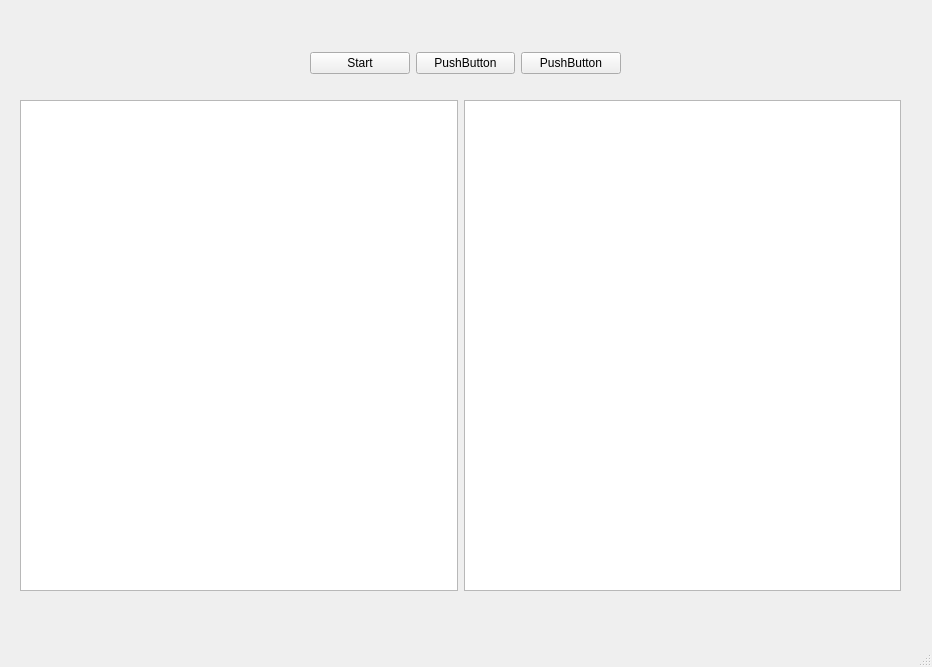
Above: mainwindow.ui from phong-nt-990/myOCR_prototype before the change. Below: the same form after it.
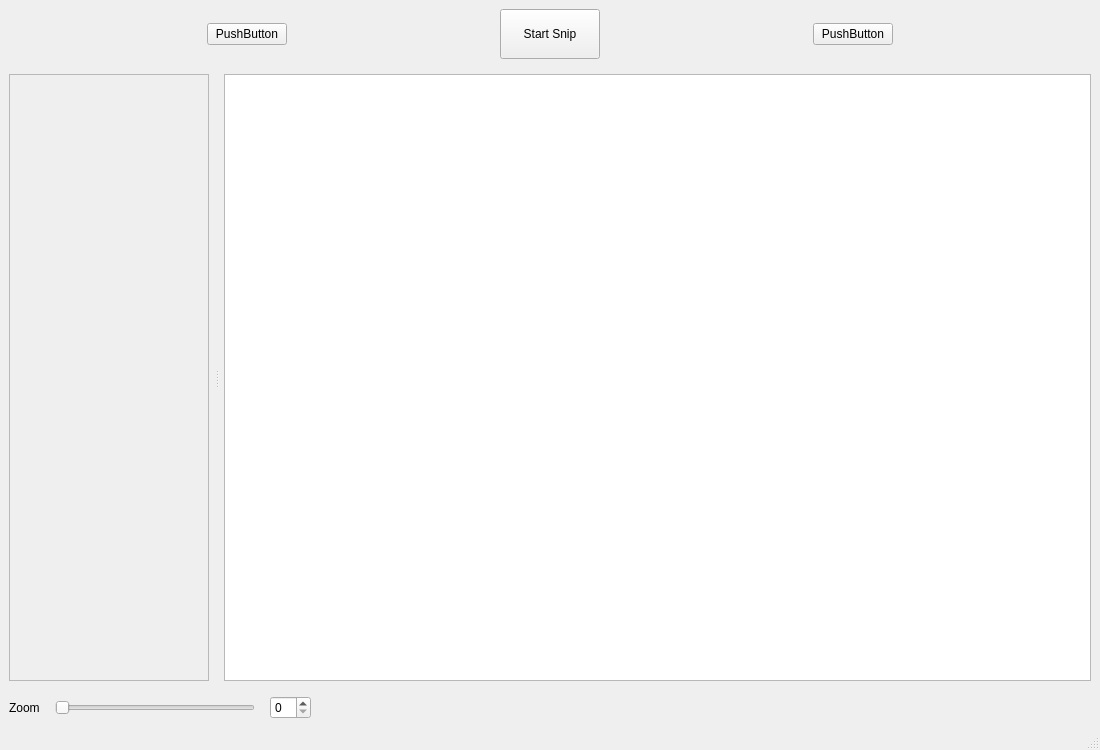
That is the form after the change.

Commit message: fix image show

The edit to the form file:
```diff
--- a/mainwindow.ui
+++ b/mainwindow.ui
@@ -6,31 +6,93 @@
    <rect>
     <x>0</x>
     <y>0</y>
-    <width>932</width>
-    <height>667</height>
+    <width>1100</width>
+    <height>750</height>
    </rect>
   </property>
+  <property name="minimumSize">
+   <size>
+    <width>1100</width>
+    <height>750</height>
+   </size>
+  </property>
   <property name="windowTitle">
    <string>MainWindow</string>
   </property>
   <widget class="QWidget" name="centralwidget">
-   <widget class="QWidget" name="">
-    <property name="geometry">
-     <rect>
-      <x>310</x>
-      <y>50</y>
-      <width>311</width>
-      <height>26</height>
-     </rect>
-    </property>
+   <layout class="QVBoxLayout" name="verticalLayout_3">
+    <item>
+     <layout class="QVBoxLayout" name="verticalLayout" stretch="1,8,0">
+      <property name="spacing">
+       <number>15</number>
+      </property>
+      <item>
     <layout class="QHBoxLayout" name="horizontalLayout">
+        <item>
+         <spacer name="horizontalSpacer">
+          <property name="orientation">
+           <enum>Qt::Horizontal</enum>
+          </property>
+          <property name="sizeHint" stdset="0">
+           <size>
+            <width>40</width>
+            <height>20</height>
+           </size>
+          </property>
+         </spacer>
+        </item>
+        <item>
+         <widget class="QPushButton" name="pushButton">
+          <property name="text">
+           <string>PushButton</string>
+          </property>
+         </widget>
+        </item>
+        <item>
+         <spacer name="horizontalSpacer_3">
+          <property name="orientation">
+           <enum>Qt::Horizontal</enum>
+          </property>
+          <property name="sizeHint" stdset="0">
+           <size>
+            <width>40</width>
+            <height>20</height>
+           </size>
+          </property>
+         </spacer>
+        </item>
      <item>
       <widget class="QPushButton" name="pushButton_3">
+          <property name="minimumSize">
+           <size>
+            <width>100</width>
+            <height>50</height>
+           </size>
+          </property>
        <property name="text">
-        <string>Start</string>
+           <string>Start Snip</string>
+          </property>
+          <property name="iconSize">
+           <size>
+            <width>45</width>
+            <height>45</height>
+           </size>
        </property>
       </widget>
      </item>
+        <item>
+         <spacer name="horizontalSpacer_4">
+          <property name="orientation">
+           <enum>Qt::Horizontal</enum>
+          </property>
+          <property name="sizeHint" stdset="0">
+           <size>
+            <width>40</width>
+            <height>20</height>
+           </size>
+          </property>
+         </spacer>
+        </item>
      <item>
       <widget class="QPushButton" name="pushButton_2">
        <property name="text">
@@ -39,32 +101,160 @@
       </widget>
      </item>
      <item>
-      <widget class="QPushButton" name="pushButton">
-       <property name="text">
-        <string>PushButton</string>
-       </property>
-      </widget>
-     </item>
-    </layout>
-   </widget>
-   <widget class="QWidget" name="">
+         <spacer name="horizontalSpacer_2">
+          <property name="orientation">
+           <enum>Qt::Horizontal</enum>
+          </property>
+          <property name="sizeHint" stdset="0">
+           <size>
+            <width>40</width>
+            <height>20</height>
+           </size>
+          </property>
+         </spacer>
+        </item>
+       </layout>
+      </item>
+      <item>
+       <widget class="QSplitter" name="splitter">
+        <property name="sizePolicy">
+         <sizepolicy hsizetype="Expanding" vsizetype="Preferred">
+          <horstretch>0</horstretch>
+          <verstretch>0</verstretch>
+         </sizepolicy>
+        </property>
+        <property name="minimumSize">
+         <size>
+          <width>0</width>
+          <height>0</height>
+         </size>
+        </property>
+        <property name="maximumSize">
+         <size>
+          <width>2015</width>
+          <height>700</height>
+         </size>
+        </property>
+        <property name="autoFillBackground">
+         <bool>true</bool>
+        </property>
+        <property name="lineWidth">
+         <number>4</number>
+        </property>
+        <property name="orientation">
+         <enum>Qt::Horizontal</enum>
+        </property>
+        <property name="handleWidth">
+         <number>15</number>
+        </property>
+        <property name="childrenCollapsible">
+         <bool>true</bool>
+        </property>
+        <widget class="QScrollArea" name="scrollArea">
+         <property name="minimumSize">
+          <size>
+           <width>200</width>
+           <height>300</height>
+          </size>
+         </property>
+         <property name="maximumSize">
+          <size>
+           <width>1000</width>
+           <height>700</height>
+          </size>
+         </property>
+         <property name="widgetResizable">
+          <bool>true</bool>
+         </property>
+         <widget class="QWidget" name="scrollAreaWidgetContents">
     <property name="geometry">
      <rect>
-      <x>20</x>
-      <y>100</y>
-      <width>881</width>
+            <x>0</x>
+            <y>0</y>
+            <width>465</width>
+            <height>558</height>
+           </rect>
+          </property>
+          <widget class="QLabel" name="imageLabel">
+           <property name="geometry">
+            <rect>
+             <x>0</x>
+             <y>50</y>
+             <width>451</width>
       <height>491</height>
      </rect>
     </property>
+           <property name="sizePolicy">
+            <sizepolicy hsizetype="Preferred" vsizetype="Preferred">
+             <horstretch>0</horstretch>
+             <verstretch>0</verstretch>
+            </sizepolicy>
+           </property>
+           <property name="text">
+            <string/>
+           </property>
+          </widget>
+         </widget>
+        </widget>
+        <widget class="QTextBrowser" name="textBrowser">
+         <property name="minimumSize">
+          <size>
+           <width>200</width>
+           <height>300</height>
+          </size>
+         </property>
+         <property name="maximumSize">
+          <size>
+           <width>1000</width>
+           <height>700</height>
+          </size>
+         </property>
+        </widget>
+       </widget>
+      </item>
+      <item>
     <layout class="QHBoxLayout" name="horizontalLayout_2">
      <item>
-      <widget class="QGraphicsView" name="graphicsView"/>
+         <widget class="QLabel" name="label">
+          <property name="text">
+           <string>Zoom</string>
+          </property>
+         </widget>
      </item>
      <item>
-      <widget class="QTextBrowser" name="textBrowser"/>
-     </item>
-    </layout>
-   </widget>
+         <widget class="QSlider" name="horizontalSlider">
+          <property name="maximumSize">
+           <size>
+            <width>200</width>
+            <height>16777215</height>
+           </size>
+          </property>
+          <property name="orientation">
+           <enum>Qt::Horizontal</enum>
+          </property>
+         </widget>
+        </item>
+        <item>
+         <widget class="QSpinBox" name="spinBox"/>
+        </item>
+        <item>
+         <spacer name="horizontalSpacer_5">
+          <property name="orientation">
+           <enum>Qt::Horizontal</enum>
+          </property>
+          <property name="sizeHint" stdset="0">
+           <size>
+            <width>40</width>
+            <height>20</height>
+           </size>
+          </property>
+         </spacer>
+        </item>
+       </layout>
+      </item>
+     </layout>
+    </item>
+   </layout>
   </widget>
   <widget class="QMenuBar" name="menubar">
    <property name="geometry">
```
Left out of the diff: 2 changed lines with no effect on the pictures. Lines whose indentation alone changed are shown as unchanged. The commit also changes 11 other files.
